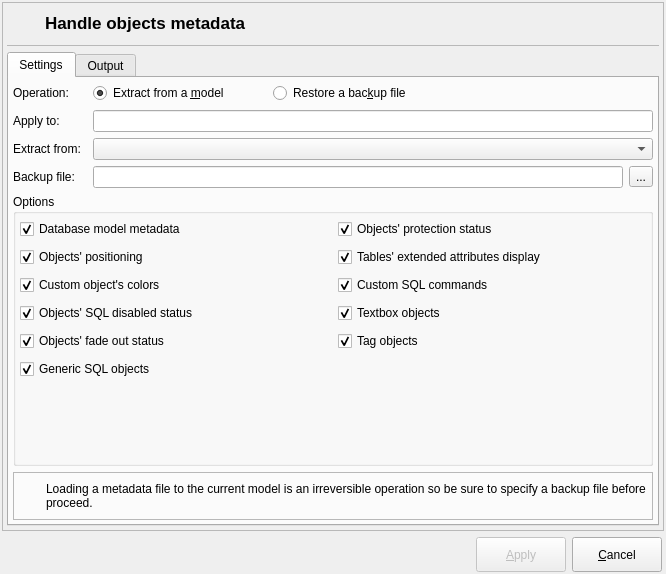
This is libpgmodeler_ui/ui/metadatahandlingform.ui in pgmodeler/pgmodeler as Qt 5 draws it before an edit. The edited form follows.
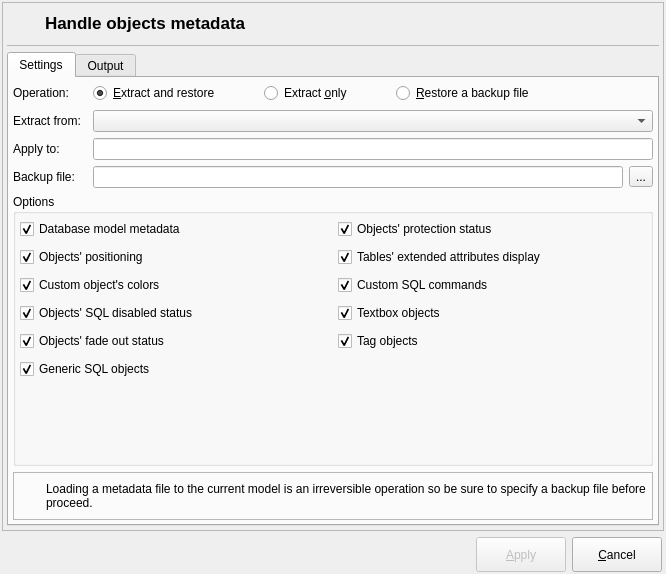
This is the edited form. Icons and pictures are not drawn.

Commit message: Improved the MetadataHandlingForm enabling user to only extract metada to a backup file.

```diff
--- a/libpgmodeler_ui/ui/metadatahandlingform.ui
+++ b/libpgmodeler_ui/ui/metadatahandlingform.ui
@@ -951,20 +951,6 @@
           <item row="3" column="2">
            <widget class="QComboBox" name="extract_from_cmb"/>
           </item>
-          <item row="1" column="0">
-           <widget class="QLabel" name="apply_to_lbl">
-            <property name="text">
-             <string>Apply to:</string>
-            </property>
-           </widget>
-          </item>
-          <item row="1" column="2">
-           <widget class="QLineEdit" name="apply_to_edt">
-            <property name="readOnly">
-             <bool>true</bool>
-            </property>
-           </widget>
-          </item>
           <item row="0" column="0">
            <widget class="QLabel" name="label_3">
             <property name="text">
@@ -986,7 +972,7 @@
                <string>Extracts the objects metadata from one of the loaded models and apply to the current model.</string>
               </property>
               <property name="text">
-               <string>Extract from a &amp;model</string>
+               <string>&amp;Extract and restore</string>
               </property>
               <property name="checked">
                <bool>true</bool>
@@ -1031,6 +1017,63 @@
               </property>
              </spacer>
             </item>
+            <item>
+             <widget class="QRadioButton" name="extract_only_rb">
+              <property name="sizePolicy">
+               <sizepolicy hsizetype="Preferred" vsizetype="Fixed">
+                <horstretch>0</horstretch>
+                <verstretch>0</verstretch>
+               </sizepolicy>
+              </property>
+              <property name="statusTip">
+               <string>Extracts the objects metadata from one of the loaded models saving the info to a backup file.</string>
+              </property>
+              <property name="text">
+               <string>Extract &amp;only</string>
+              </property>
+              <property name="checked">
+               <bool>false</bool>
+              </property>
+             </widget>
+            </item>
+            <item>
+             <widget class="QWidget" name="extract_only_hint" native="true">
+              <property name="sizePolicy">
+               <sizepolicy hsizetype="Fixed" vsizetype="Fixed">
+                <horstretch>0</horstretch>
+                <verstretch>0</verstretch>
+               </sizepolicy>
+              </property>
+              <property name="minimumSize">
+               <size>
+                <width>22</width>
+                <height>22</height>
+               </size>
+              </property>
+              <property name="maximumSize">
+               <size>
+                <width>22</width>
+                <height>22</height>
+               </size>
+              </property>
+             </widget>
+            </item>
+            <item>
+             <spacer name="horizontalSpacer_3">
+              <property name="orientation">
+               <enum>Qt::Horizontal</enum>
+              </property>
+              <property name="sizeType">
+               <enum>QSizePolicy::Fixed</enum>
+              </property>
+              <property name="sizeHint" stdset="0">
+               <size>
+                <width>10</width>
+                <height>20</height>
+               </size>
+              </property>
+             </spacer>
+            </item>
             <item>
              <widget class="QRadioButton" name="restore_rb">
               <property name="sizePolicy">
@@ -1043,7 +1086,7 @@
                <string>Reads the objects metadata from a previously saved backup file and apply to the current model.</string>
               </property>
               <property name="text">
-               <string>Restore a bac&amp;kup file</string>
+               <string>&amp;Restore a backup file</string>
               </property>
              </widget>
             </item>
@@ -1084,6 +1127,20 @@
             </item>
            </layout>
           </item>
+          <item row="4" column="0">
+           <widget class="QLabel" name="apply_to_lbl">
+            <property name="text">
+             <string>Apply to:</string>
+            </property>
+           </widget>
+          </item>
+          <item row="4" column="2">
+           <widget class="QLineEdit" name="apply_to_edt">
+            <property name="readOnly">
+             <bool>true</bool>
+            </property>
+           </widget>
+          </item>
          </layout>
         </widget>
         <widget class="QWidget" name="tab_2">
```
Left out of the diff: 8 changed lines with no effect on the pictures. The commit also changes 2 other files.
